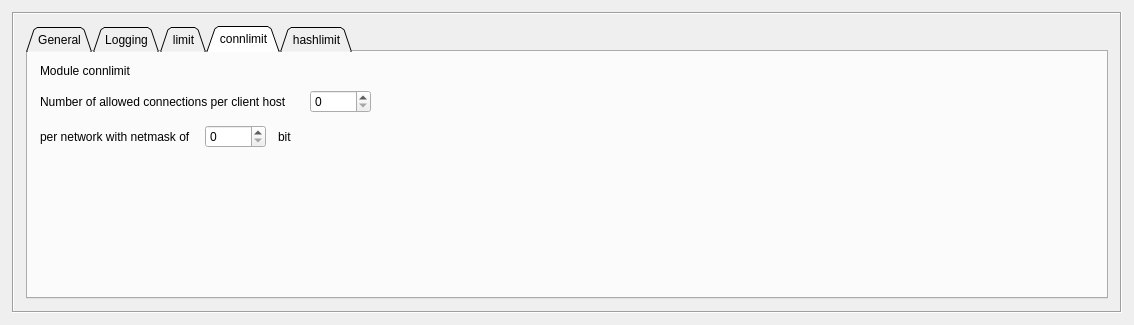
fwbuilder/fwbuilder, file src/gui/ruleoptionsdialog_q.ui: the form before one commit.
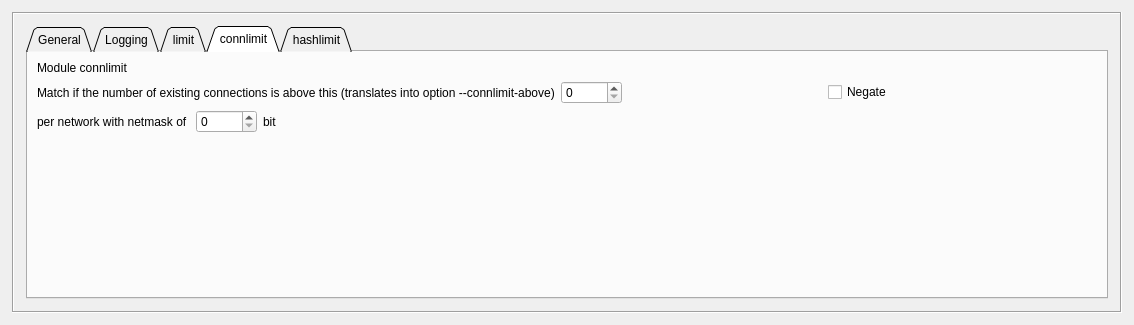
The form after the commit. The open tabs and pages were chosen to show the change.

Commit message:
* PolicyCompiler_PrintRule.cpp (PrintRule::_printModules): fixes #1123, #1124: Text label next to the option that translates into --connlimit-above clause for the iptables "connlimit" module now matches description in the iptables manual. Added checkbox that allows the user to add negation to the generated code
fixes #1123, #1124

Diff of the .ui file:
```diff
--- a/src/gui/ruleoptionsdialog_q.ui
+++ b/src/gui/ruleoptionsdialog_q.ui
@@ -457,113 +457,7 @@
           <attribute name="title" >
            <string>connlimit</string>
           </attribute>
-          <layout class="QGridLayout" >
-           <property name="margin" >
-            <number>12</number>
-           </property>
-           <property name="spacing" >
-            <number>12</number>
-           </property>
-           <item row="2" column="2" colspan="2" >
-            <widget class="QLabel" name="textLabel5_2" >
-             <property name="sizePolicy" >
-              <sizepolicy vsizetype="Preferred" hsizetype="Minimum" >
-               <horstretch>0</horstretch>
-               <verstretch>0</verstretch>
-              </sizepolicy>
-             </property>
-             <property name="text" >
-              <string>bit</string>
-             </property>
-             <property name="wordWrap" >
-              <bool>false</bool>
-             </property>
-            </widget>
-           </item>
-           <item row="2" column="4" colspan="2" >
-            <spacer>
-             <property name="orientation" >
-              <enum>Qt::Horizontal</enum>
-             </property>
-             <property name="sizeType" >
-              <enum>QSizePolicy::Expanding</enum>
-             </property>
-             <property name="sizeHint" stdset="0" >
-              <size>
-               <width>20</width>
-               <height>20</height>
-              </size>
-             </property>
-            </spacer>
-           </item>
-           <item row="2" column="1" >
-            <widget class="QSpinBox" name="ipt_connlimit_masklen" >
-             <property name="sizePolicy" >
-              <sizepolicy vsizetype="Fixed" hsizetype="Fixed" >
-               <horstretch>0</horstretch>
-               <verstretch>0</verstretch>
-              </sizepolicy>
-             </property>
-             <property name="maximum" >
-              <number>10000</number>
-             </property>
-            </widget>
-           </item>
-           <item row="2" column="0" >
-            <widget class="QLabel" name="textLabel3_3" >
-             <property name="sizePolicy" >
-              <sizepolicy vsizetype="Preferred" hsizetype="Minimum" >
-               <horstretch>0</horstretch>
-               <verstretch>0</verstretch>
-              </sizepolicy>
-             </property>
-             <property name="text" >
-              <string>per network with netmask of </string>
-             </property>
-             <property name="wordWrap" >
-              <bool>false</bool>
-             </property>
-            </widget>
-           </item>
-           <item row="1" column="3" colspan="2" >
-            <widget class="QSpinBox" name="ipt_connlimit" >
-             <property name="sizePolicy" >
-              <sizepolicy vsizetype="Fixed" hsizetype="Fixed" >
-               <horstretch>0</horstretch>
-               <verstretch>0</verstretch>
-              </sizepolicy>
-             </property>
-             <property name="maximum" >
-              <number>10000</number>
-             </property>
-            </widget>
-           </item>
-           <item row="1" column="5" >
-            <spacer>
-             <property name="orientation" >
-              <enum>Qt::Horizontal</enum>
-             </property>
-             <property name="sizeType" >
-              <enum>QSizePolicy::Expanding</enum>
-             </property>
-             <property name="sizeHint" stdset="0" >
-              <size>
-               <width>40</width>
-               <height>20</height>
-              </size>
-             </property>
-            </spacer>
-           </item>
-           <item row="1" column="0" colspan="3" >
-            <widget class="QLabel" name="textLabel2_6" >
-             <property name="text" >
-              <string>Number of allowed connections per client host</string>
-             </property>
-             <property name="wordWrap" >
-              <bool>false</bool>
-             </property>
-            </widget>
-           </item>
+          <layout class="QGridLayout" name="gridLayout_9" >
            <item row="0" column="0" >
             <widget class="QLabel" name="textLabel3_4" >
              <property name="text" >
@@ -574,6 +468,126 @@
              </property>
             </widget>
            </item>
+           <item row="1" column="0" colspan="4" >
+            <widget class="QLabel" name="ipt_connlimit_above_label" >
+             <property name="text" >
+              <string>Match if the number of existing connections is above this (translates into option --connlimit-above)</string>
+             </property>
+             <property name="wordWrap" >
+              <bool>false</bool>
+             </property>
+            </widget>
+           </item>
+           <item row="1" column="4" >
+            <widget class="QSpinBox" name="ipt_connlimit" >
+             <property name="sizePolicy" >
+              <sizepolicy vsizetype="Fixed" hsizetype="Fixed" >
+               <horstretch>0</horstretch>
+               <verstretch>0</verstretch>
+              </sizepolicy>
+             </property>
+             <property name="maximum" >
+              <number>10000</number>
+             </property>
+            </widget>
+           </item>
+           <item row="1" column="5" >
+            <spacer>
+             <property name="orientation" >
+              <enum>Qt::Horizontal</enum>
+             </property>
+             <property name="sizeType" >
+              <enum>QSizePolicy::Expanding</enum>
+             </property>
+             <property name="sizeHint" stdset="0" >
+              <size>
+               <width>40</width>
+               <height>20</height>
+              </size>
+             </property>
+            </spacer>
+           </item>
+           <item row="1" column="6" >
+            <widget class="QCheckBox" name="ipt_connlimit_above_not" >
+             <property name="text" >
+              <string>Negate</string>
+             </property>
+            </widget>
+           </item>
+           <item row="1" column="7" >
+            <spacer name="horizontalSpacer_3" >
+             <property name="orientation" >
+              <enum>Qt::Horizontal</enum>
+             </property>
+             <property name="sizeHint" stdset="0" >
+              <size>
+               <width>168</width>
+               <height>20</height>
+              </size>
+             </property>
+            </spacer>
+           </item>
+           <item row="2" column="0" >
+            <widget class="QLabel" name="textLabel3_3" >
+             <property name="sizePolicy" >
+              <sizepolicy vsizetype="Preferred" hsizetype="Minimum" >
+               <horstretch>0</horstretch>
+               <verstretch>0</verstretch>
+              </sizepolicy>
+             </property>
+             <property name="text" >
+              <string>per network with netmask of </string>
+             </property>
+             <property name="wordWrap" >
+              <bool>false</bool>
+             </property>
+            </widget>
+           </item>
+           <item row="2" column="1" >
+            <widget class="QSpinBox" name="ipt_connlimit_masklen" >
+             <property name="sizePolicy" >
+              <sizepolicy vsizetype="Fixed" hsizetype="Fixed" >
+               <horstretch>0</horstretch>
+               <verstretch>0</verstretch>
+              </sizepolicy>
+             </property>
+             <property name="maximum" >
+              <number>10000</number>
+             </property>
+            </widget>
+           </item>
+           <item row="2" column="2" >
+            <widget class="QLabel" name="textLabel5_2" >
+             <property name="sizePolicy" >
+              <sizepolicy vsizetype="Preferred" hsizetype="Minimum" >
+               <horstretch>0</horstretch>
+               <verstretch>0</verstretch>
+              </sizepolicy>
+             </property>
+             <property name="text" >
+              <string>bit</string>
+             </property>
+             <property name="wordWrap" >
+              <bool>false</bool>
+             </property>
+            </widget>
+           </item>
+           <item row="2" column="3" colspan="6" >
+            <spacer>
+             <property name="orientation" >
+              <enum>Qt::Horizontal</enum>
+             </property>
+             <property name="sizeType" >
+              <enum>QSizePolicy::Expanding</enum>
+             </property>
+             <property name="sizeHint" stdset="0" >
+              <size>
+               <width>20</width>
+               <height>20</height>
+              </size>
+             </property>
+            </spacer>
+           </item>
            <item row="3" column="2" >
             <spacer>
              <property name="orientation" >
```
Left out of the diff: 21 changed lines with no effect on the pictures. The commit also changes 6 other files.
